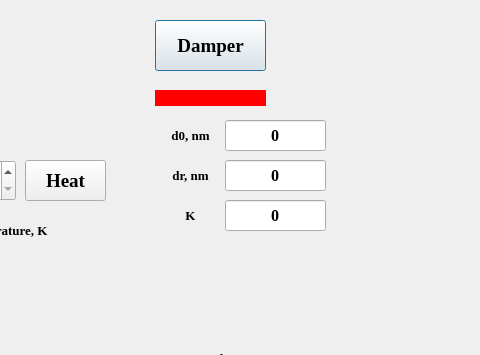
VacuumLabsProject/project, file vaporization/dialog_vaporization.ui: the form before one commit; both pictures show x 125 to 605 and y 0 to 355 of the 770 by 549 pixel window.
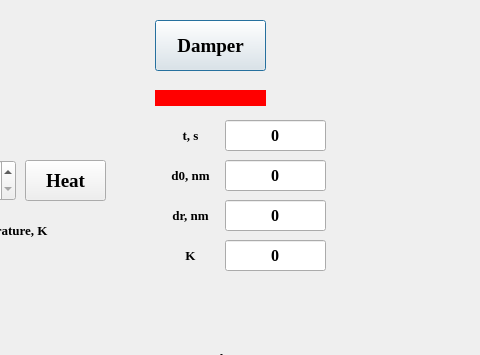
The form after the commit.

Commit message: fixing vaporization process, D

What changed in the file:
```diff
--- a/vaporization/dialog_vaporization.ui
+++ b/vaporization/dialog_vaporization.ui
@@ -332,7 +332,7 @@
    <property name="geometry">
     <rect>
      <x>280</x>
-     <y>120</y>
+     <y>160</y>
      <width>71</width>
      <height>31</height>
     </rect>
@@ -356,7 +356,7 @@
    <property name="geometry">
     <rect>
      <x>350</x>
-     <y>120</y>
+     <y>160</y>
      <width>101</width>
      <height>31</height>
     </rect>
@@ -380,7 +380,7 @@
    <property name="geometry">
     <rect>
      <x>280</x>
-     <y>160</y>
+     <y>200</y>
      <width>71</width>
      <height>31</height>
     </rect>
@@ -404,7 +404,7 @@
    <property name="geometry">
     <rect>
      <x>350</x>
-     <y>160</y>
+     <y>200</y>
      <width>101</width>
      <height>31</height>
     </rect>
@@ -428,7 +428,7 @@
    <property name="geometry">
     <rect>
      <x>280</x>
-     <y>200</y>
+     <y>240</y>
      <width>71</width>
      <height>31</height>
     </rect>
@@ -452,7 +452,7 @@
    <property name="geometry">
     <rect>
      <x>350</x>
-     <y>200</y>
+     <y>240</y>
      <width>101</width>
      <height>31</height>
     </rect>
@@ -620,6 +620,54 @@
     <set>Qt::AlignCenter</set>
    </property>
   </widget>
+  <widget class="QLabel" name="time_label">
+   <property name="geometry">
+    <rect>
+     <x>280</x>
+     <y>120</y>
+     <width>71</width>
+     <height>31</height>
+    </rect>
+   </property>
+   <property name="font">
+    <font>
+     <family>Times New Roman</family>
+     <pointsize>10</pointsize>
+     <weight>75</weight>
+     <bold>true</bold>
+    </font>
+   </property>
+   <property name="text">
+    <string>t, s</string>
+   </property>
+   <property name="alignment">
+    <set>Qt::AlignCenter</set>
+   </property>
+  </widget>
+  <widget class="QLineEdit" name="t">
+   <property name="geometry">
+    <rect>
+     <x>350</x>
+     <y>120</y>
+     <width>101</width>
+     <height>31</height>
+    </rect>
+   </property>
+   <property name="font">
+    <font>
+     <family>Times New Roman</family>
+     <pointsize>12</pointsize>
+     <weight>75</weight>
+     <bold>true</bold>
+    </font>
+   </property>
+   <property name="text">
+    <string>0</string>
+   </property>
+   <property name="alignment">
+    <set>Qt::AlignCenter</set>
+   </property>
+  </widget>
  </widget>
  <resources/>
  <connections/>
```
The commit also changes 7 other files.
